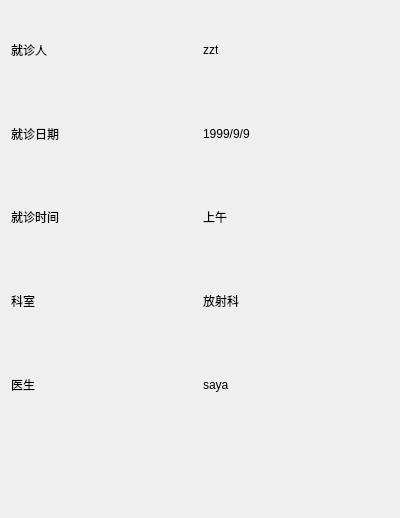
Above: commonuser/little_history.ui from sayazaaa/SmMed before the change. Below: the same form after it.
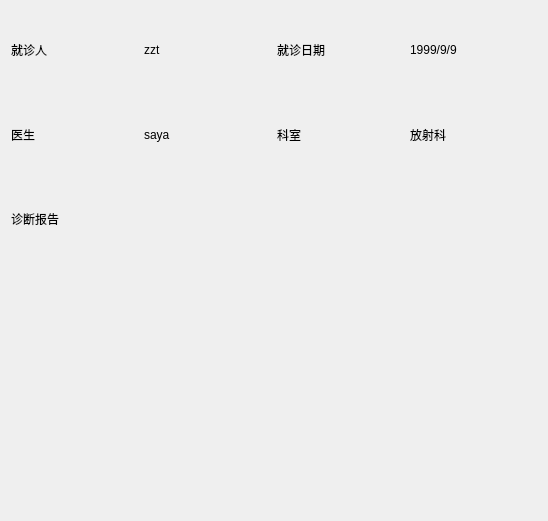
That is the form after the change. Custom widgets are drawn as their Qt base class.

Diff of the .ui file:
```diff
--- a/commonuser/little_history.ui
+++ b/commonuser/little_history.ui
@@ -6,13 +6,15 @@
    <rect>
     <x>0</x>
     <y>0</y>
-    <width>400</width>
-    <height>518</height>
+    <width>548</width>
+    <height>521</height>
    </rect>
   </property>
   <property name="windowTitle">
    <string>Form</string>
   </property>
+  <layout class="QVBoxLayout" name="verticalLayout">
+   <item>
   <layout class="QGridLayout" name="gridLayout">
    <item row="0" column="0">
     <widget class="QLabel" name="label_user_text">
@@ -28,63 +30,58 @@
      </property>
     </widget>
    </item>
-   <item row="1" column="0">
+     <item row="0" column="2">
     <widget class="QLabel" name="label_date_text">
      <property name="text">
       <string>就诊日期</string>
      </property>
     </widget>
    </item>
-   <item row="1" column="1">
+     <item row="0" column="3">
     <widget class="QLabel" name="label_date">
      <property name="text">
       <string>1999/9/9</string>
      </property>
     </widget>
    </item>
-   <item row="2" column="0">
-    <widget class="QLabel" name="label_time_text">
-     <property name="text">
-      <string>就诊时间</string>
-     </property>
-    </widget>
-   </item>
-   <item row="2" column="1">
-    <widget class="QLabel" name="label_time">
-     <property name="text">
-      <string>上午</string>
-     </property>
-    </widget>
-   </item>
-   <item row="3" column="0">
-    <widget class="QLabel" name="label_depart_text">
-     <property name="text">
-      <string>科室</string>
-     </property>
-    </widget>
-   </item>
-   <item row="3" column="1">
-    <widget class="QLabel" name="label_depart">
-     <property name="text">
-      <string>放射科</string>
-     </property>
-    </widget>
-   </item>
-   <item row="4" column="0">
+     <item row="1" column="0">
     <widget class="QLabel" name="label_docname_text">
      <property name="text">
       <string>医生</string>
      </property>
     </widget>
    </item>
-   <item row="4" column="1">
+     <item row="1" column="1">
     <widget class="QLabel" name="label_docname">
      <property name="text">
       <string>saya</string>
      </property>
     </widget>
    </item>
-   <item row="5" column="0" colspan="2">
+     <item row="1" column="2">
+      <widget class="QLabel" name="label_depart_text">
+       <property name="text">
+        <string>科室</string>
+       </property>
+      </widget>
+     </item>
+     <item row="1" column="3">
+      <widget class="QLabel" name="label_depart">
+       <property name="text">
+        <string>放射科</string>
+       </property>
+      </widget>
+     </item>
+     <item row="2" column="0" colspan="2">
+      <widget class="QLabel" name="label_which">
+       <property name="text">
+        <string>诊断报告</string>
+       </property>
+      </widget>
+     </item>
+    </layout>
+   </item>
+   <item>
     <widget class="RichTextEdit" name="awidget" native="true"/>
    </item>
   </layout>
```
Lines whose indentation alone changed are shown as unchanged.
